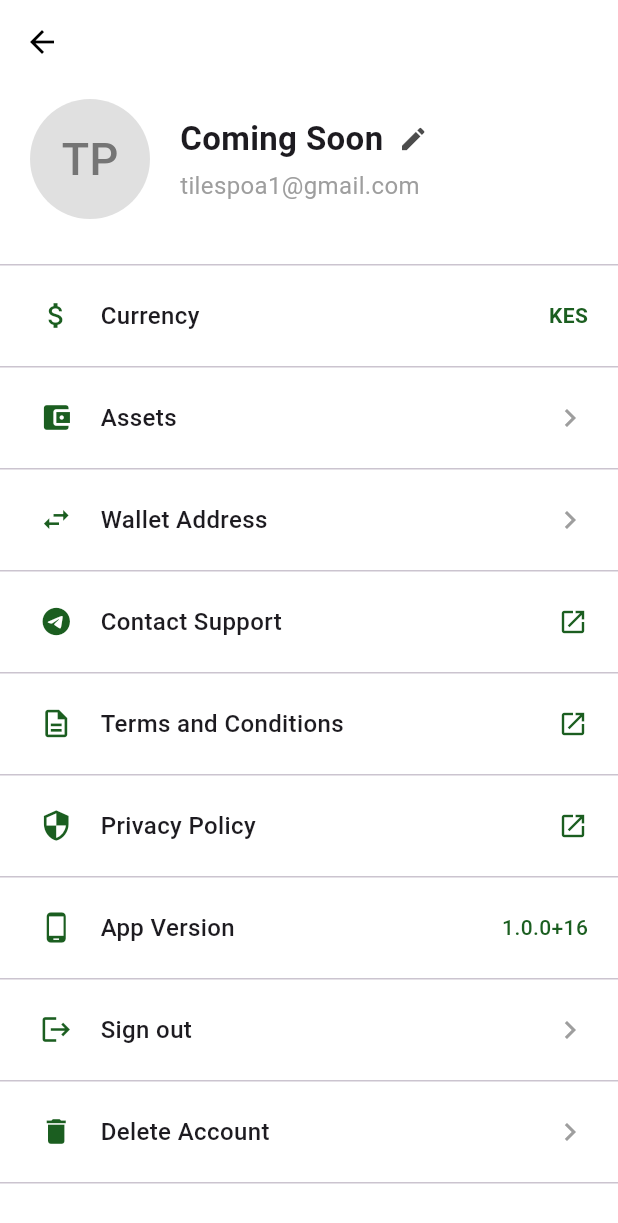
After one commit to Ivankerry/pretiumfinance, a Flutter app: the ProfileScreen screen opened directly, on a phone screen of 412 x 824 dp. The commit adds this screen. Shown: the top 1223 px of the screen. Run offline on Flutter 3.47's test engine with Material 3 defaults, Android fonts, the light colour scheme and no system bars.

Commit message:
side_bar implementation

```diff
--- a/lib/pages/landing_page.dart
+++ b/lib/pages/landing_page.dart
@@ -1,6 +1,7 @@
 import 'package:flutter/material.dart';
 import 'package:flutter/cupertino.dart';
 import 'transactions_page.dart';
+import 'side_menu_bar_page.dart'; // Add this import for ProfileScreen
 
 class MobileBankingHomeScreen extends StatefulWidget {
   const MobileBankingHomeScreen({Key? key}) : super(key: key);
@@ -43,14 +44,22 @@ class _MobileBankingHomeScreenState extends State<MobileBankingHomeScreen> {
             child: Row(
               mainAxisAlignment: MainAxisAlignment.spaceBetween,
               children: [
-                // Profile Circular Avatar
-                CircleAvatar(
+                // Profile Circular Avatar with GestureDetector
+                GestureDetector(
+                  onTap: () {
+                    Navigator.push(
+                      context,
+                      MaterialPageRoute(builder: (context) => ProfileScreen()),
+                    );
+                  },
+                  child: CircleAvatar(
                     backgroundColor: Colors.white,
                     child: Text(
                       'K',
                       style: TextStyle(
                         color: const Color(0xFF128C7E),
                         fontWeight: FontWeight.bold,
+                      ),
                     ),
                   ),
                 ),
--- /dev/null
+++ b/lib/pages/side_menu_bar_page.dart
@@ -0,0 +1,238 @@
+import 'package:flutter/material.dart';
+
+class ProfileScreen extends StatelessWidget {
+  const ProfileScreen({Key? key}) : super(key: key);
+
+  @override
+  Widget build(BuildContext context) {
+    return Scaffold(
+      backgroundColor: Colors.white,
+      appBar: AppBar(
+        backgroundColor: Colors.white,
+        elevation: 0,
+        leading: IconButton(
+          icon: const Icon(Icons.arrow_back, color: Colors.black),
+          onPressed: () {
+            Navigator.pop(context);
+          },
+        ),
+        title: const Text(''), // Empty title
+      ),
+      body: SingleChildScrollView(
+        child: Column(
+          children: [
+            const SizedBox(height: 10),
+            // Profile section
+            Padding(
+              padding: const EdgeInsets.symmetric(horizontal: 20),
+              child: Row(
+                children: [
+                  Container(
+                    width: 80,
+                    height: 80,
+                    decoration: const BoxDecoration(
+                      color: Color(0xFFE0E0E0),
+                      shape: BoxShape.circle,
+                    ),
+                    child: const Center(
+                      child: Text(
+                        'TP',
+                        style: TextStyle(
+                          fontSize: 30,
+                          color: Color(0xFF757575),
+                          fontWeight: FontWeight.w500,
+                        ),
+                      ),
+                    ),
+                  ),
+                  const SizedBox(width: 20),
+                  Expanded(
+                    child: Column(
+                      crossAxisAlignment: CrossAxisAlignment.start,
+                      children: [
+                        Row(
+                          children: [
+                            const Text(
+                              'Coming Soon',
+                              style: TextStyle(
+                                fontSize: 22,
+                                fontWeight: FontWeight.bold,
+                              ),
+                            ),
+                            const SizedBox(width: 10),
+                            Icon(
+                              Icons.edit,
+                              size: 20,
+                              color: Colors.black.withOpacity(0.7),
+                            ),
+                          ],
+                        ),
+                        const SizedBox(height: 4),
+                        const Text(
+                          'tilespoa1@gmail.com',
+                          style: TextStyle(fontSize: 16, color: Colors.grey),
+                        ),
+                      ],
+                    ),
+                  ),
+                ],
+              ),
+            ),
+            const SizedBox(height: 30),
+            const Divider(height: 1),
+
+            // Menu Items
+            _buildMenuItem(
+              context,
+              icon: Icons.attach_money,
+              title: 'Currency',
+              trailing: const Text(
+                'KES',
+                style: TextStyle(
+                  color: Color(0xFF1B5E20),
+                  fontWeight: FontWeight.bold,
+                ),
+              ),
+            ),
+
+            _buildMenuItem(
+              context,
+              icon: Icons.account_balance_wallet,
+              title: 'Assets',
+              showForwardIcon: true,
+            ),
+
+            _buildMenuItem(
+              context,
+              icon: Icons.swap_horiz,
+              title: 'Wallet Address',
+              showForwardIcon: true,
+            ),
+
+            _buildMenuItem(
+              context,
+              icon: Icons.telegram,
+              title: 'Contact Support',
+              trailingIcon: Icons.open_in_new,
+              trailingIconColor: const Color(0xFF1B5E20),
+            ),
+
+            _buildMenuItem(
+              context,
+              icon: Icons.description_outlined,
+              title: 'Terms and Conditions',
+              trailingIcon: Icons.open_in_new,
+              trailingIconColor: const Color(0xFF1B5E20),
+            ),
+
+            _buildMenuItem(
+              context,
+              icon: Icons.security,
+              title: 'Privacy Policy',
+              trailingIcon: Icons.open_in_new,
+              trailingIconColor: const Color(0xFF1B5E20),
+            ),
+
+            _buildMenuItem(
+              context,
+              icon: Icons.phone_android,
+              title: 'App Version',
+              trailing: const Text(
+                '1.0.0+16',
+                style: TextStyle(
+                  color: Color(0xFF1B5E20),
+                  fontWeight: FontWeight.w500,
+                ),
+              ),
+            ),
+
+            _buildMenuItem(
+              context,
+              icon: Icons.logout,
+              title: 'Sign out',
+              showForwardIcon: true,
+            ),
+
+            _buildMenuItem(
+              context,
+              icon: Icons.delete,
+              title: 'Delete Account',
+              showForwardIcon: true,
+            ),
+
+            const SizedBox(height: 50),
+
+            // Rate App Button
+            Container(
+              padding: const EdgeInsets.symmetric(horizontal: 16, vertical: 10),
+              decoration: BoxDecoration(
+                color: Colors.grey.withOpacity(0.1),
+                borderRadius: BorderRadius.circular(25),
+              ),
+              child: Row(
+                mainAxisSize: MainAxisSize.min,
+                children: [
+                  const Text(
+                    'Rate App',
+                    style: TextStyle(fontSize: 16, fontWeight: FontWeight.w500),
+                  ),
+                  const SizedBox(width: 8),
+                  const Icon(Icons.thumb_up, color: Colors.amber, size: 20),
+                ],
+              ),
+            ),
+
+            const SizedBox(height: 30),
+          ],
+        ),
+      ),
+    );
+  }
+
+  Widget _buildMenuItem(
+    BuildContext context, {
+    required IconData icon,
+    required String title,
+    Widget? trailing,
+    IconData? trailingIcon,
+    Color? trailingIconColor,
+    bool showForwardIcon = false,
+  }) {
+    return Column(
+      children: [
+        Container(
+          padding: const EdgeInsets.symmetric(horizontal: 20, vertical: 16),
+          child: Row(
+            children: [
+              SizedBox(
+                width: 35,
+                height: 35,
+                child: Icon(icon, color: const Color(0xFF1B5E20), size: 22),
+              ),
+              const SizedBox(width: 12),
+              Expanded(
+                child: Text(
+                  title,
+                  style: const TextStyle(
+                    fontSize: 16,
+                    fontWeight: FontWeight.w500,
+                  ),
+                ),
+              ),
+              if (trailing != null) trailing,
+              if (trailingIcon != null)
+                Icon(
+                  trailingIcon,
+                  color: trailingIconColor ?? Colors.grey,
+                  size: 20,
+                ),
+              if (showForwardIcon)
+                const Icon(Icons.chevron_right, color: Colors.grey, size: 24),
+            ],
+          ),
+        ),
+        const Divider(height: 1),
+      ],
+    );
+  }
+}
```
Lines whose indentation alone changed are shown as unchanged.
